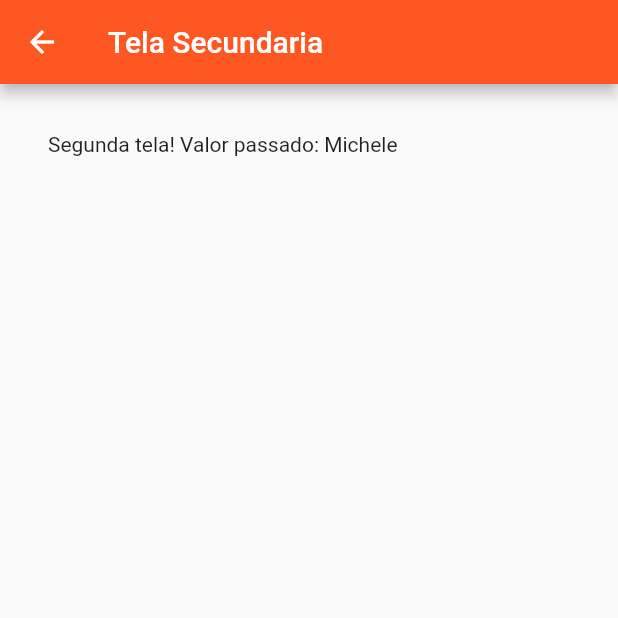
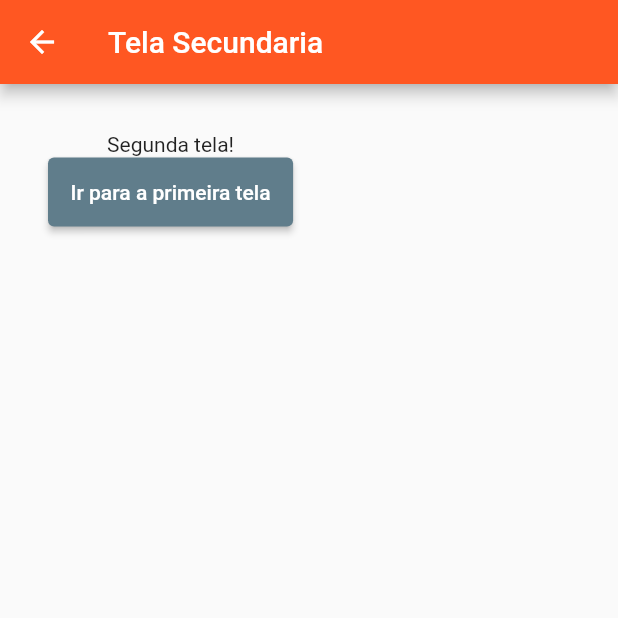
Before and after one commit to micheleascoli/curso-flutter, a Flutter app: the screen it shows after launch, after a tap on "Ir para a segunda tela", on a phone screen of 412 x 824 dp, the top half of it. Run offline on Flutter 3.47's test engine with Material 2 defaults, Android fonts, the phone set to English and light mode, and no system bars; missing offline and left inert: dart:ffi.

Commit message:
nomeando rotas

```diff
--- a/navegacao/lib/TelaPrincipal.dart
+++ b/navegacao/lib/TelaPrincipal.dart
@@ -22,12 +22,7 @@
           children: [
             ElevatedButton(
               onPressed: (){
-                Navigator.push(
-                   context,
-                    MaterialPageRoute(
-                        builder: (context) => TelaSecundaria(valor:"Michele")
-                    )
-                );
+                Navigator.pushNamed(context, "/secundaria");
               },
               child: Text("Ir para a segunda tela"),
               style: ElevatedButton.styleFrom(padding: EdgeInsets.all(15)),
--- a/navegacao/lib/TelaSecundaria.dart
+++ b/navegacao/lib/TelaSecundaria.dart
@@ -20,7 +20,17 @@
         padding: EdgeInsets.all(32),
         child: Column(
           children: [
-            Text("Segunda tela! Valor passado: ${widget.valor}")
+            Text("Segunda tela!"),
+            ElevatedButton(
+              onPressed: (){
+                Navigator.pushNamed(context, "/");
+              },
+              child: Text("Ir para a primeira tela"),
+              style: ElevatedButton.styleFrom(
+                  padding: EdgeInsets.all(15),
+                  backgroundColor: Colors.blueGrey
+              ),
+            )
           ],
         ),
       ),
--- a/navegacao/lib/main.dart
+++ b/navegacao/lib/main.dart
@@ -1,8 +1,14 @@
 import 'package:flutter/material.dart';
 import 'package:navegacao/TelaPrincipal.dart';
+import 'package:navegacao/TelaSecundaria.dart';
 
 void main() {
   runApp(MaterialApp(
+    initialRoute: "/",
+    routes: {
+      "/secundaria" : (context) => TelaSecundaria(),
+      //Outras rotas aqui
+    },
     home: TelaPrincipal(),
     debugShowCheckedModeBanner: false,
   ));
```
